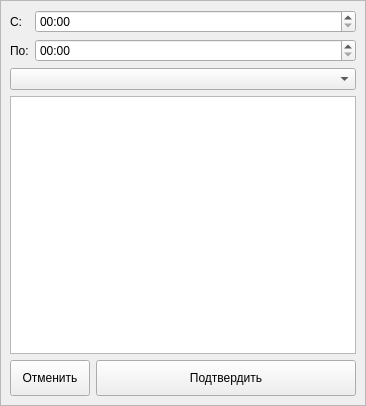
This is logtimewindow.ui in xaionaro/tasks as Qt 5 draws it before an edit. The edited form follows.
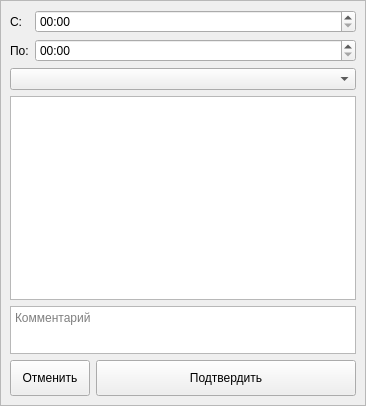
This is the edited form.

Commit message: [logtime] Added comment field

The edit to the form file:
```diff
--- a/logtimewindow.ui
+++ b/logtimewindow.ui
@@ -90,6 +90,25 @@
       <item>
        <widget class="QListView" name="issue"/>
       </item>
+      <item>
+       <widget class="QPlainTextEdit" name="comment">
+        <property name="sizePolicy">
+         <sizepolicy hsizetype="Expanding" vsizetype="Preferred">
+          <horstretch>0</horstretch>
+          <verstretch>0</verstretch>
+         </sizepolicy>
+        </property>
+        <property name="maximumSize">
+         <size>
+          <width>16777215</width>
+          <height>48</height>
+         </size>
+        </property>
+        <property name="placeholderText">
+         <string>Комментарий</string>
+        </property>
+       </widget>
+      </item>
       <item>
        <layout class="QHBoxLayout" name="horizontalLayout">
         <item>
```
Left out of the diff: 4 changed lines with no effect on the pictures.
